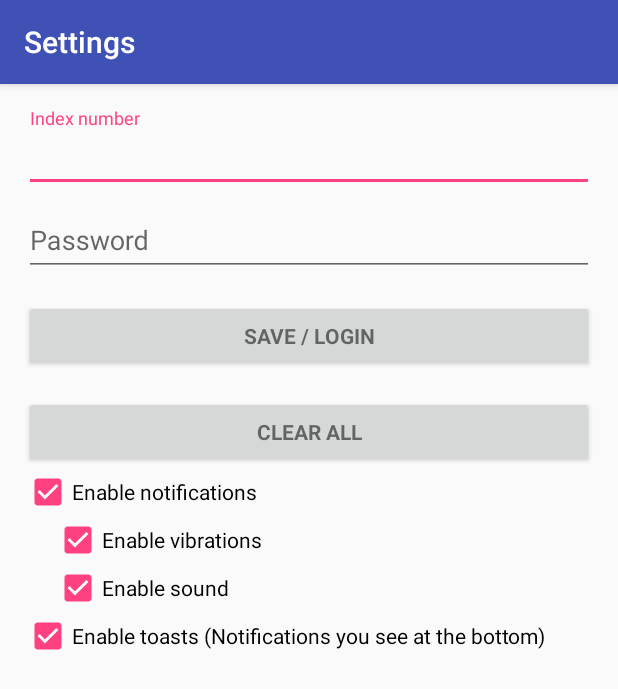
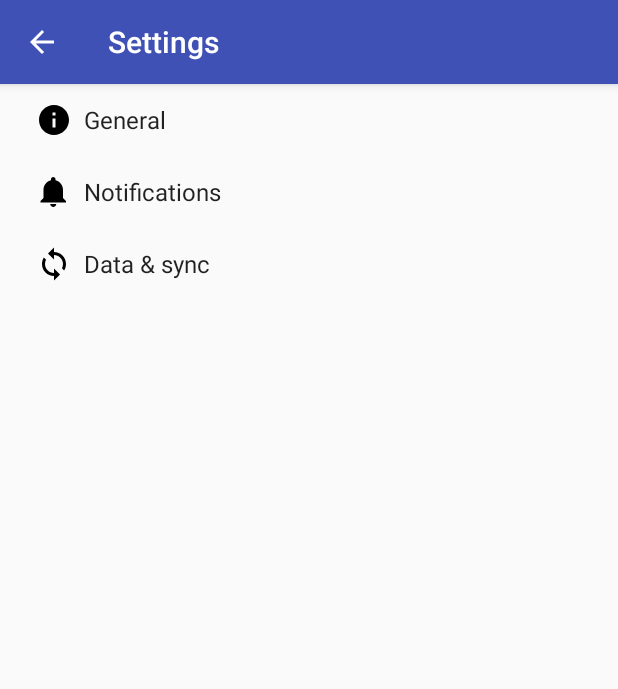
Before and after one commit to kmchmk/UoM-WiFi-Login, an Android app: the screen it shows after launch (SettingsActivity), in the side drawer, after a tap on "Settings", on a phone screen of 412 x 824 dp. Shown: the top 689 px of the screen. Run offline under Robolectric (Android 15) with nearby library versions, the phone set to English and light mode, and no system bars.

Commit message:
Updated min sdk to 19.

```diff
--- a/app/build.gradle
+++ b/app/build.gradle
@@ -2,10 +2,10 @@ apply plugin: 'com.android.application'
 
 android {
     compileSdkVersion 26
-    buildToolsVersion '26.0.1'
+    buildToolsVersion '26.0.2'
     defaultConfig {
         applicationId "lk.cse13.www.uomwireless"
-        minSdkVersion 21
+        minSdkVersion 19
         targetSdkVersion 26
         versionCode 8
         versionName "8.0"
@@ -26,4 +26,5 @@ dependencies {
     compile 'com.android.support:appcompat-v7:26.0.2'
     compile 'com.android.support.constraint:constraint-layout:1.0.0-alpha7'
     compile 'com.android.support:design:26.0.2'
+    compile 'com.android.support:support-v4:26.0.2-alpha1'
 }
--- a/app/src/main/java/lk/cse13/www/uomwireless/BackgroundLogin.java
+++ b/app/src/main/java/lk/cse13/www/uomwireless/BackgroundLogin.java
@@ -3,6 +3,7 @@ package lk.cse13.www.uomwireless;
 import android.content.res.ColorStateList;
 import android.graphics.Color;
 import android.os.AsyncTask;
+import android.os.Build;
 
 import org.apache.http.HttpResponse;
 import org.apache.http.HttpStatus;
@@ -92,7 +93,9 @@ public class BackgroundLogin extends AsyncTask<String, Void, String> {
 
             if (message.equals("Logged in")) {
                 if (MainActivity.screenShowing) {
-                    MainActivity.loginButton.setBackgroundTintList(ColorStateList.valueOf(Color.GREEN));
+                    if (Build.VERSION.SDK_INT >= Build.VERSION_CODES.LOLLIPOP) {
+                        MainActivity.loginButton.setBackgroundTintList(ColorStateList.valueOf(Color.GREEN));
+                    }
                     MainActivity.loggedIn = true;
                 } else {
                     Operations.showNotification("Logged in successfully!");
--- a/app/src/main/java/lk/cse13/www/uomwireless/BackgroundLogout.java
+++ b/app/src/main/java/lk/cse13/www/uomwireless/BackgroundLogout.java
@@ -3,6 +3,7 @@ package lk.cse13.www.uomwireless;
 import android.content.res.ColorStateList;
 import android.graphics.Color;
 import android.os.AsyncTask;
+import android.os.Build;
 
 import org.apache.http.HttpResponse;
 import org.apache.http.HttpStatus;
@@ -61,7 +62,9 @@ public class BackgroundLogout extends AsyncTask<String, Void, String> {
     protected void onPostExecute(String message) {
         Operations.toast(message);
         if (message.equals("Logged out")) {
-            MainActivity.loginButton.setBackgroundTintList(ColorStateList.valueOf(Color.RED));
+            if (Build.VERSION.SDK_INT >= Build.VERSION_CODES.LOLLIPOP) {
+                MainActivity.loginButton.setBackgroundTintList(ColorStateList.valueOf(Color.RED));
+            }
             MainActivity.loggedIn = false;
             Operations.showNotification("You are NOT logged in!");
         }
--- a/app/src/main/java/lk/cse13/www/uomwireless/SettingsActivity.java
+++ b/app/src/main/java/lk/cse13/www/uomwireless/SettingsActivity2.java
@@ -11,7 +11,7 @@ import android.widget.EditText;
 import lk.cse13.www.uomwireless.Views.MainActivity;
 
 
-public class SettingsActivity extends AppCompatActivity {
+public class SettingsActivity2 extends AppCompatActivity {
     private EditText indexbox;
     private EditText passwordbox;
     private CheckBox notificationCheckBox;
@@ -22,7 +22,7 @@ public class SettingsActivity extends AppCompatActivity {
     @Override
     protected void onCreate(Bundle savedInstanceState) {
         super.onCreate(savedInstanceState);
-        setContentView(R.layout.activity_settings);
+        setContentView(R.layout.activity_settings2);
 
         MainActivity.loginScreenShowing = true;
 
--- /dev/null
+++ b/app/src/main/java/lk/cse13/www/uomwireless/Views/AppCompatPreferenceActivity.java
@@ -0,0 +1,109 @@
+package lk.cse13.www.uomwireless.Views;
+
+import android.content.res.Configuration;
+import android.os.Bundle;
+import android.preference.PreferenceActivity;
+import android.support.annotation.LayoutRes;
+import android.support.annotation.Nullable;
+import android.support.v7.app.ActionBar;
+import android.support.v7.app.AppCompatDelegate;
+import android.support.v7.widget.Toolbar;
+import android.view.MenuInflater;
+import android.view.View;
+import android.view.ViewGroup;
+
+/**
+ * A {@link android.preference.PreferenceActivity} which implements and proxies the necessary calls
+ * to be used with AppCompat.
+ */
+public abstract class AppCompatPreferenceActivity extends PreferenceActivity {
+
+    private AppCompatDelegate mDelegate;
+
+    @Override
+    protected void onCreate(Bundle savedInstanceState) {
+        getDelegate().installViewFactory();
+        getDelegate().onCreate(savedInstanceState);
+        super.onCreate(savedInstanceState);
+    }
+
+    @Override
+    protected void onPostCreate(Bundle savedInstanceState) {
+        super.onPostCreate(savedInstanceState);
+        getDelegate().onPostCreate(savedInstanceState);
+    }
+
+    public ActionBar getSupportActionBar() {
+        return getDelegate().getSupportActionBar();
+    }
+
+    public void setSupportActionBar(@Nullable Toolbar toolbar) {
+        getDelegate().setSupportActionBar(toolbar);
+    }
+
+    @Override
+    public MenuInflater getMenuInflater() {
+        return getDelegate().getMenuInflater();
+    }
+
+    @Override
+    public void setContentView(@LayoutRes int layoutResID) {
+        getDelegate().setContentView(layoutResID);
+    }
+
+    @Override
+    public void setContentView(View view) {
+        getDelegate().setContentView(view);
+    }
+
+    @Override
+    public void setContentView(View view, ViewGroup.LayoutParams params) {
+        getDelegate().setContentView(view, params);
+    }
+
+    @Override
+    public void addContentView(View view, ViewGroup.LayoutParams params) {
+        getDelegate().addContentView(view, params);
+    }
+
+    @Override
+    protected void onPostResume() {
+        super.onPostResume();
+        getDelegate().onPostResume();
+    }
+
+    @Override
+    protected void onTitleChanged(CharSequence title, int color) {
+        super.onTitleChanged(title, color);
+        getDelegate().setTitle(title);
+    }
+
+    @Override
+    public void onConfigurationChanged(Configuration newConfig) {
+        super.onConfigurationChanged(newConfig);
+        getDelegate().onConfigurationChanged(newConfig);
+    }
+
+    @Override
+    protected void onStop() {
+        super.onStop();
+        getDelegate().onStop();
+    }
+
+    @Override
+    protected void onDestroy() {
+        super.onDestroy();
+        getDelegate().onDestroy();
+    }
+
+    public void invalidateOptionsMenu() {
+        getDelegate().invalidateOptionsMenu();
+    }
+
+    private AppCompatDelegate getDelegate() {
+        if (mDelegate == null) {
+            mDelegate = AppCompatDelegate.create(this, null);
+        }
+        return mDelegate;
+    }
+}
--- a/app/src/main/java/lk/cse13/www/uomwireless/Views/MainActivity.java
+++ b/app/src/main/java/lk/cse13/www/uomwireless/Views/MainActivity.java
@@ -3,8 +3,6 @@ package lk.cse13.www.uomwireless.Views;
 import android.content.Context;
 import android.content.Intent;
 import android.os.Bundle;
-import android.support.design.widget.FloatingActionButton;
-import android.support.design.widget.Snackbar;
 import android.view.View;
 import android.support.design.widget.NavigationView;
 import android.support.v4.view.GravityCompat;
@@ -12,7 +10,6 @@ import android.support.v4.widget.DrawerLayout;
 import android.support.v7.app.ActionBarDrawerToggle;
 import android.support.v7.app.AppCompatActivity;
 import android.support.v7.widget.Toolbar;
-import android.view.Menu;
 import android.view.MenuItem;
 import android.widget.Button;
 
@@ -21,7 +18,7 @@ import lk.cse13.www.uomwireless.BackgroundLogout;
 import lk.cse13.www.uomwireless.HuaweiStepsActivity;
 import lk.cse13.www.uomwireless.Operations;
 import lk.cse13.www.uomwireless.R;
-import lk.cse13.www.uomwireless.SettingsActivity;
+import lk.cse13.www.uomwireless.SettingsActivity2;
 import lk.cse13.www.uomwireless.WebActivity;
 
 public class MainActivity extends AppCompatActivity
@@ -108,6 +105,9 @@ public class MainActivity extends AppCompatActivity
         } else if (id == R.id.nav_settings) {
             Intent i = new Intent(getApplicationContext(), SettingsActivity.class);
             startActivity(i);
+        } else if (id == R.id.nav_settings2) {
+            Intent i = new Intent(getApplicationContext(), SettingsActivity2.class);
+            startActivity(i);
         } else if (id == R.id.nav_moodle) {
             Intent i = new Intent(getApplicationContext(), WebActivity.class);
             i.putExtra("site", "online");
--- a/app/src/main/java/lk/cse13/www/uomwireless/WebActivity.java
+++ b/app/src/main/java/lk/cse13/www/uomwireless/WebActivity.java
@@ -69,7 +69,7 @@ public class WebActivity extends AppCompatActivity {
         @Override
         public boolean shouldOverrideUrlLoading(WebView view, String url) {
 //            if (url.equals("https://online.mrt.ac.lk/login/index.php")) {
-//                Intent i = new Intent(getApplicationContext(), SettingsActivity.class);
+//                Intent i = new Intent(getApplicationContext(), SettingsActivity2.class);
 //                startActivity(i);
 //            }
             if (Uri.parse(url).getHost().equals(site + ".mrt.ac.lk")) {
--- /dev/null
+++ b/app/src/main/res/drawable/ic_info_black_24dp.xml
@@ -0,0 +1,9 @@
+<vector xmlns:android="http://schemas.android.com/apk/res/android"
+    android:width="24dp"
+    android:height="24dp"
+    android:viewportHeight="24.0"
+    android:viewportWidth="24.0">
+    <path
+        android:fillColor="#FF000000"
+        android:pathData="M12,2C6.48,2 2,6.48 2,12s4.48,10 10,10 10,-4.48 10,-10S17.52,2 12,2zm1,15h-2v-6h2v6zm0,-8h-2V7h2v2z" />
+</vector>
--- /dev/null
+++ b/app/src/main/res/drawable/ic_notifications_black_24dp.xml
@@ -0,0 +1,9 @@
+<vector xmlns:android="http://schemas.android.com/apk/res/android"
+    android:width="24dp"
+    android:height="24dp"
+    android:viewportHeight="24.0"
+    android:viewportWidth="24.0">
+    <path
+        android:fillColor="#FF000000"
+        android:pathData="M11.5,22c1.1,0 2,-0.9 2,-2h-4c0,1.1 0.9,2 2,2zm6.5,-6v-5.5c0,-3.07 -2.13,-5.64 -5,-6.32V3.5c0,-0.83 -0.67,-1.5 -1.5,-1.5S10,2.67 10,3.5v0.68c-2.87,0.68 -5,3.25 -5,6.32V16l-2,2v1h17v-1l-2,-2z" />
+</vector>
--- /dev/null
+++ b/app/src/main/res/drawable/ic_sync_black_24dp.xml
@@ -0,0 +1,9 @@
+<vector xmlns:android="http://schemas.android.com/apk/res/android"
+    android:width="24dp"
+    android:height="24dp"
+    android:viewportHeight="24.0"
+    android:viewportWidth="24.0">
+    <path
+        android:fillColor="#FF000000"
+        android:pathData="M12 4V1L8 5l4 4V6c3.31 0 6 2.69 6 6 0 1.01,-.25 1.97,-.7 2.8l1.46 1.46C19.54 15.03 20 13.57 20 12c0,-4.42,-3.58,-8,-8,-8zm0 14c-3.31 0,-6,-2.69,-6,-6 0,-1.01.25,-1.97.7,-2.8L5.24 7.74C4.46 8.97 4 10.43 4 12c0 4.42 3.58 8 8 8v3l4,-4,-4,-4v3z" />
+</vector>
--- a/app/src/main/res/layout/activity_settings.xml
+++ b/app/src/main/res/layout/activity_settings2.xml
@@ -8,7 +8,7 @@
     android:paddingLeft="@dimen/activity_horizontal_margin"
     android:paddingRight="@dimen/activity_horizontal_margin"
     android:paddingTop="@dimen/activity_vertical_margin"
-    tools:context="lk.cse13.www.uomwireless.SettingsActivity">
+    tools:context="lk.cse13.www.uomwireless.SettingsActivity2">
 
             <android.support.design.widget.TextInputLayout
                 android:layout_width="match_parent"
--- a/app/src/main/res/menu/activity_main_drawer.xml
+++ b/app/src/main/res/menu/activity_main_drawer.xml
@@ -10,6 +10,10 @@
             android:id="@+id/nav_settings"
             android:icon="@drawable/ic_menu_manage"
             android:title="Settings" />
+        <item
+            android:id="@+id/nav_settings2"
+            android:icon="@drawable/ic_menu_manage"
+            android:title="Settings2" />
     </group>
     <item android:title="Sites">
         <menu>
--- a/app/src/main/res/values/strings.xml
+++ b/app/src/main/res/values/strings.xml
@@ -51,5 +51,79 @@
     <string name="navigation_drawer_close">Close navigation drawer</string>
 
     <string name="action_settings">Settings</string>
+    <string name="title_activity_settings">Settings</string>
+
+    <!-- Strings related to Settings -->
+
+    <!-- Example General settings -->
+    <string name="pref_header_general">General</string>
+
+    <string name="pref_title_social_recommendations">Enable social recommendations</string>
+    <string name="pref_description_social_recommendations">Recommendations for people to contact
+        based on your message history
+    </string>
+
+    <string name="pref_title_display_name">Display name</string>
+    <string name="pref_default_display_name">John Smith</string>
+
+    <string name="pref_title_add_friends_to_messages">Add friends to messages</string>
+    <string-array name="pref_example_list_titles">
+        <item>Always</item>
+        <item>When possible</item>
+        <item>Never</item>
+    </string-array>
+    <string-array name="pref_example_list_values">
+        <item>1</item>
+        <item>0</item>
+        <item>-1</item>
+    </string-array>
+
+    <!-- Example settings for Data & Sync -->
+    <string name="pref_header_data_sync">Data &amp; sync</string>
+
+    <string name="pref_title_sync_frequency">Sync frequency</string>
+    <string-array name="pref_sync_frequency_titles">
+        <item>15 minutes</item>
+        <item>30 minutes</item>
+        <item>1 hour</item>
+        <item>3 hours</item>
+        <item>6 hours</item>
+        <item>Never</item>
+    </string-array>
+    <string-array name="pref_sync_frequency_values">
+        <item>15</item>
+        <item>30</item>
+        <item>60</item>
+        <item>180</item>
+        <item>360</item>
+        <item>-1</item>
+    </string-array>
+
+    <string-array name="list_preference_entries">
+        <item>Entry 1</item>
+        <item>Entry 2</item>
+        <item>Entry 3</item>
+    </string-array>
+
+    <string-array name="list_preference_entry_values">
+        <item>1</item>
+        <item>2</item>
+        <item>3</item>
+    </string-array>
+
+    <string-array name="multi_select_list_preference_default_value" />
+
+    <string name="pref_title_system_sync_settings">System sync settings</string>
+
+    <!-- Example settings for Notifications -->
+    <string name="pref_header_notifications">Notifications</string>
+
+    <string name="pref_title_new_message_notifications">Notifications</string>
+
+    <string name="pref_title_ringtone">Ringtone</string>
+    <string name="pref_ringtone_silent">Silent</string>
+
+    <string name="pref_title_sound">Sound</string>
+    <string name="pref_title_vibrate">Vibrate</string>
 
 </resources>
--- /dev/null
+++ b/app/src/main/res/xml/pref_data_sync.xml
@@ -0,0 +1,21 @@
+<PreferenceScreen xmlns:android="http://schemas.android.com/apk/res/android">
+
+    <!-- NOTE: Hide buttons to simplify the UI. Users can touch outside the dialog to
+         dismiss it. -->
+    <!-- NOTE: ListPreference's summary should be set to its value by the activity code. -->
+    <ListPreference
+        android:defaultValue="180"
+        android:entries="@array/pref_sync_frequency_titles"
+        android:entryValues="@array/pref_sync_frequency_values"
+        android:key="sync_frequency"
+        android:negativeButtonText="@null"
+        android:positiveButtonText="@null"
+        android:title="@string/pref_title_sync_frequency" />
+
+    <!-- This preference simply launches an intent when selected. Use this UI sparingly, per
+         design guidelines. -->
+    <Preference android:title="@string/pref_title_system_sync_settings">
+        <intent android:action="android.settings.SYNC_SETTINGS" />
+    </Preference>
+
+</PreferenceScreen>
--- /dev/null
+++ b/app/src/main/res/xml/pref_general.xml
@@ -0,0 +1,33 @@
+<PreferenceScreen xmlns:android="http://schemas.android.com/apk/res/android">
+
+    <SwitchPreference
+        android:defaultValue="true"
+        android:key="example_switch"
+        android:summary="@string/pref_description_social_recommendations"
+        android:title="@string/pref_title_social_recommendations" />
+
+    <!-- NOTE: EditTextPreference accepts EditText attributes. -->
+    <!-- NOTE: EditTextPreference's summary should be set to its value by the activity code. -->
+    <EditTextPreference
+        android:capitalize="words"
+        android:defaultValue="@string/pref_default_display_name"
+        android:inputType="textCapWords"
+        android:key="example_text"
+        android:maxLines="1"
+        android:selectAllOnFocus="true"
+        android:singleLine="true"
+        android:title="@string/pref_title_display_name" />
+
+    <!-- NOTE: Hide buttons to simplify the UI. Users can touch outside the dialog to
+         dismiss it. -->
+    <!-- NOTE: ListPreference's summary should be set to its value by the activity code. -->
+    <ListPreference
+        android:defaultValue="-1"
+        android:entries="@array/pref_example_list_titles"
+        android:entryValues="@array/pref_example_list_values"
+        android:key="example_list"
+        android:negativeButtonText="@null"
+        android:positiveButtonText="@null"
+        android:title="@string/pref_title_add_friends_to_messages" />
+
+</PreferenceScreen>
--- /dev/null
+++ b/app/src/main/res/xml/pref_headers.xml
@@ -0,0 +1,20 @@
+<preference-headers xmlns:android="http://schemas.android.com/apk/res/android">
+
+    <!-- These settings headers are only used on tablets. -->
+
+    <header
+        android:fragment="lk.cse13.www.uomwireless.Views.SettingsActivity$GeneralPreferenceFragment"
+        android:icon="@drawable/ic_info_black_24dp"
+        android:title="@string/pref_header_general" />
+
+    <header
+        android:fragment="lk.cse13.www.uomwireless.Views.SettingsActivity$NotificationPreferenceFragment"
+        android:icon="@drawable/ic_notifications_black_24dp"
+        android:title="@string/pref_header_notifications" />
+
+    <header
+        android:fragment="lk.cse13.www.uomwireless.Views.SettingsActivity$DataSyncPreferenceFragment"
+        android:icon="@drawable/ic_sync_black_24dp"
+        android:title="@string/pref_header_data_sync" />
+
+</preference-headers>
--- /dev/null
+++ b/app/src/main/res/xml/pref_notification.xml
@@ -0,0 +1,32 @@
+<PreferenceScreen xmlns:android="http://schemas.android.com/apk/res/android">
+
+    <!-- A 'parent' preference, which enables/disables child preferences (below)
+         when checked/unchecked. -->
+    <SwitchPreference
+        android:defaultValue="true"
+        android:key="notifications_new_message"
+        android:title="@string/pref_title_new_message_notifications" />
+
+    <!-- Allows the user to choose a ringtone in the 'notification' category. -->
+    <!-- NOTE: This preference will be enabled only when the checkbox above is checked. -->
+    <!-- NOTE: RingtonePreference's summary should be set to its value by the activity code. -->
+    <RingtonePreference
+        android:dependency="notifications_new_message"
+        android:key="notifications_new_message_ringtone"
+        android:ringtoneType="notification"
+        android:title="@string/pref_title_ringtone" />
+
+
+    <SwitchPreference
+        android:defaultValue="true"
+        android:dependency="notifications_new_message"
+        android:key="notifications_new_message_sound"
+        android:title="@string/pref_title_sound" />
+    <!-- NOTE: This preference will be enabled only when the checkbox above is checked. -->
+    <SwitchPreference
+        android:defaultValue="true"
+        android:dependency="notifications_new_message"
+        android:key="notifications_new_message_vibrate"
+        android:title="@string/pref_title_vibrate" />
+
+</PreferenceScreen>
```
Also changed, not shown: app/src/main/AndroidManifest.xml (+6 -6 lines), app/src/main/java/lk/cse13/www/uomwireless/Views/SettingsActivity.java (added, +256 -0 lines).
